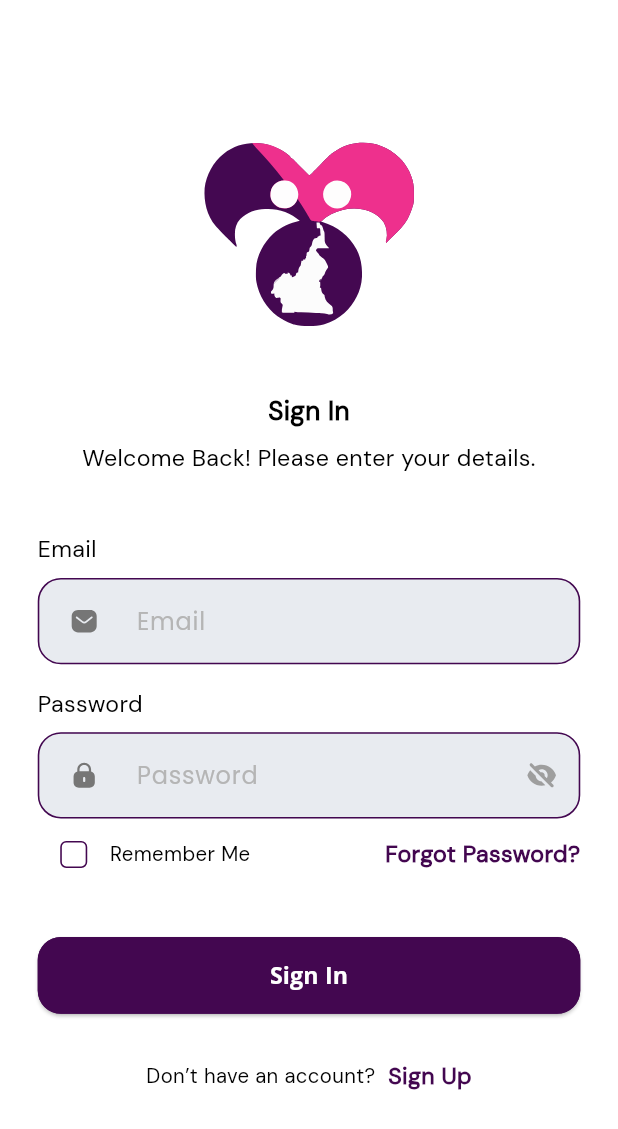
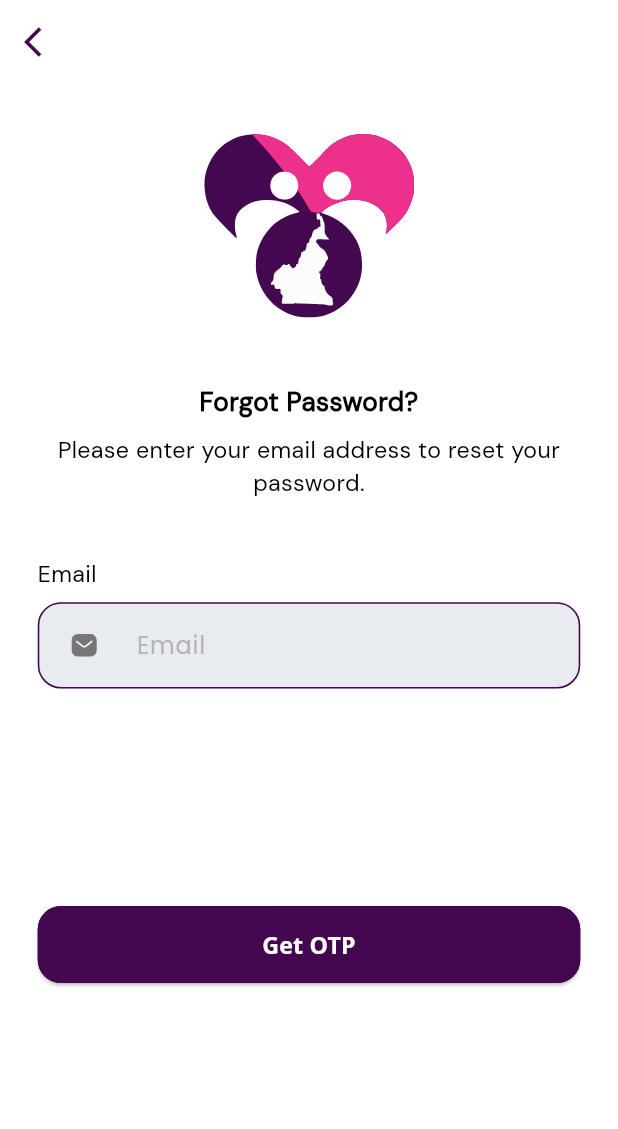
Before and after one commit to sparktechagency/Ndolo-Dataing-App, a Flutter app: the SignInScreen screen opened by its route, after a tap on "Forgot Password?", on a phone screen of 412 x 824 dp. Shown: the top 1129 px of the screen. Run offline on Flutter 3.47's test engine with Material 3 defaults, Android fonts, the phone set to English and light mode, and no system bars; our stand-ins replace country_picker, flutter_screenutil, flutter_spinkit, flutter_svg, get, image_picker and 4 more; missing offline and left inert: dart:ffi, mime_type; accounts and stored records are empty; Roboto replaces fonts that are missing (Open Sans).

Commit message:
Forgot Password Screen Done

```diff
--- a/lib/helpers/route.dart
+++ b/lib/helpers/route.dart
@@ -1,4 +1,5 @@
 import 'package:get/get.dart';
+import '../views/screen/Auth/ForgotPass/forgot_password_screen.dart';
 import '../views/screen/Auth/SignIn/sign_in_screen.dart';
 import '../views/screen/Categories/categories_screen.dart';
 import '../views/screen/Home/home_screen.dart';
@@ -10,6 +11,7 @@ class AppRoutes{
   static String splashScreen="/splash_screen";
   static String onboardingScreen="/onboarding_screen";
   static String signInScreen="/sign-in_screen";
+  static String forgotPasswordScreen="/forgot_password_screen";
   static String homeScreen="/home_screen";
   static String profileScreen="/profile_screen";
   static String categoriesScreen="/categories_screen";
@@ -17,7 +19,8 @@ class AppRoutes{
  static List<GetPage> page=[
     GetPage(name:splashScreen, page: ()=>const SplashScreen()),
     GetPage(name:onboardingScreen, page: ()=>const OnboardingScreen(),transition:Transition.noTransition),
-   GetPage(name:signInScreen, page: ()=> SignInScreen()),
+   GetPage(name:signInScreen, page: ()=> const SignInScreen()),
+   GetPage(name:forgotPasswordScreen, page: ()=> const ForgotPasswordScreen()),
    GetPage(name:homeScreen, page: ()=>const HomeScreen(),transition:Transition.noTransition),
     GetPage(name:categoriesScreen, page: ()=>const CategoriesScreen(),transition:Transition.noTransition),
     GetPage(name:profileScreen, page: ()=>const ProfileScreen(),transition: Transition.noTransition),
--- a/lib/themes/light_theme.dart
+++ b/lib/themes/light_theme.dart
@@ -34,6 +34,7 @@ ThemeData light({Color color = const Color(0xFFFFFFFF)}) => ThemeData(
     unselectedLabelStyle: const TextStyle(color: Colors.red),
   ),
   appBarTheme: AppBarTheme(
+    backgroundColor: Colors.white,
       centerTitle: true,
       titleTextStyle: TextStyle(
           fontWeight: FontWeight.w600,
--- /dev/null
+++ b/lib/views/screen/Auth/ForgotPass/forgot_password_screen.dart
@@ -0,0 +1,98 @@
+import 'package:flutter/material.dart';
+import 'package:flutter_screenutil/flutter_screenutil.dart';
+import 'package:flutter_svg/svg.dart';
+import 'package:get/get.dart';
+import 'package:ndolo_dating/views/base/custom_app_bar.dart';
+import '../../../../helpers/route.dart';
+import '../../../../utils/app_icons.dart';
+import '../../../../utils/app_strings.dart';
+import '../../../base/custom_button.dart';
+import '../../../base/custom_text.dart';
+import '../../../base/custom_text_field.dart';
+
+class ForgotPasswordScreen extends StatefulWidget {
+  const ForgotPasswordScreen({super.key});
+
+  @override
+  State<ForgotPasswordScreen> createState() => _ForgotPasswordScreenState();
+}
+
+class _ForgotPasswordScreenState extends State<ForgotPasswordScreen> {
+  final TextEditingController _emailCTR = TextEditingController();
+  final GlobalKey<FormState> _formKey = GlobalKey<FormState>();
+  bool isChecked = false;
+
+  @override
+  Widget build(BuildContext context) {
+    return Scaffold(
+      appBar: CustomAppBar(title: ''),
+      body: SingleChildScrollView(
+        child: Padding(
+          padding: EdgeInsets.symmetric(horizontal: 24.w),
+          child: Form(
+            key: _formKey,
+            child: Column(
+              crossAxisAlignment: CrossAxisAlignment.start,
+              children: [
+                SizedBox(height: 20.h),
+                Center(
+                  child: SvgPicture.asset(AppIcons.appLogo),
+                ),
+                SizedBox(height: 32.h),
+                Center(
+                  child: CustomText(
+                    text: AppStrings.forgot_Password.tr,
+                    fontWeight: FontWeight.w700,
+                    fontSize: 18.sp,
+                    bottom: 8.h,
+                  ),
+                ),
+                Center(
+                  child: CustomText(
+                    text: AppStrings.pleaseEnterYourEmail.tr,
+                    fontSize: 16.sp,
+                    maxLine: 2,
+                    bottom: 8.h,
+                  ),
+                ),
+                SizedBox(height: 32.h),
+                //=======================> Email Text Field <=====================
+                CustomText(
+                  text: AppStrings.email.tr,
+                  fontWeight: FontWeight.w500,
+                  fontSize: 16.sp,
+                  bottom: 8.h,
+                ),
+                CustomTextField(
+                  controller: _emailCTR,
+                  hintText: AppStrings.email.tr,
+                  prefixIcon: Padding(
+                    padding: EdgeInsets.symmetric(horizontal: 20.w),
+                    child: SvgPicture.asset(AppIcons.email),
+                  ),
+                  validator: (value) {
+                    if (value == null || value.isEmpty) {
+                      return "Please enter your email";
+                    }
+                    return null;
+                  },
+                ),
+
+                SizedBox(height: 150.h),
+                //=======================> Get OTP Button <=====================
+                CustomButton(
+                    onTap: () {
+                      if (_formKey.currentState!.validate()) {
+                        Get.offAllNamed(AppRoutes.homeScreen);
+                      }
+                    },
+                    text: AppStrings.getOTP.tr),
+                SizedBox(height: 32.h),
+              ],
+            ),
+          ),
+        ),
+      ),
+    );
+  }
+}
--- a/lib/views/screen/Auth/SignIn/sign_in_screen.dart
+++ b/lib/views/screen/Auth/SignIn/sign_in_screen.dart
@@ -169,7 +169,7 @@ class _SignInScreenState extends State<SignInScreen> {
         const Spacer(),
         InkWell(
           onTap: () {
-            Get.toNamed(AppRoutes.signInScreen);
+            Get.toNamed(AppRoutes.forgotPasswordScreen);
           },
           child: CustomText(
             text: AppStrings.forgot_Password.tr,
```
